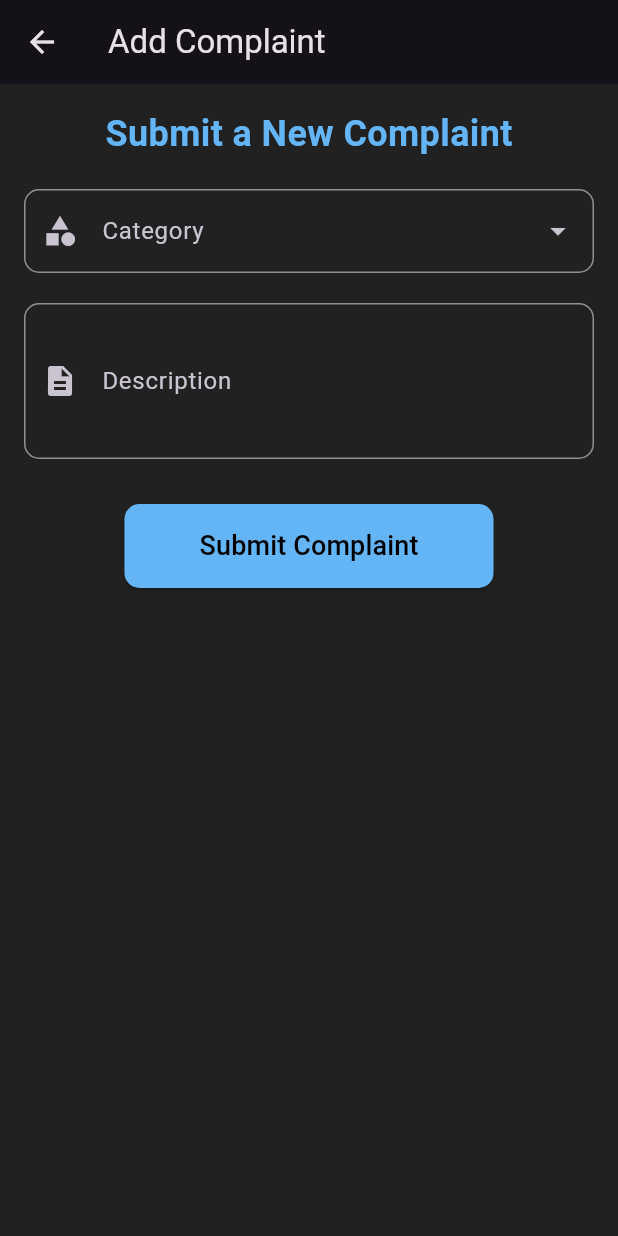
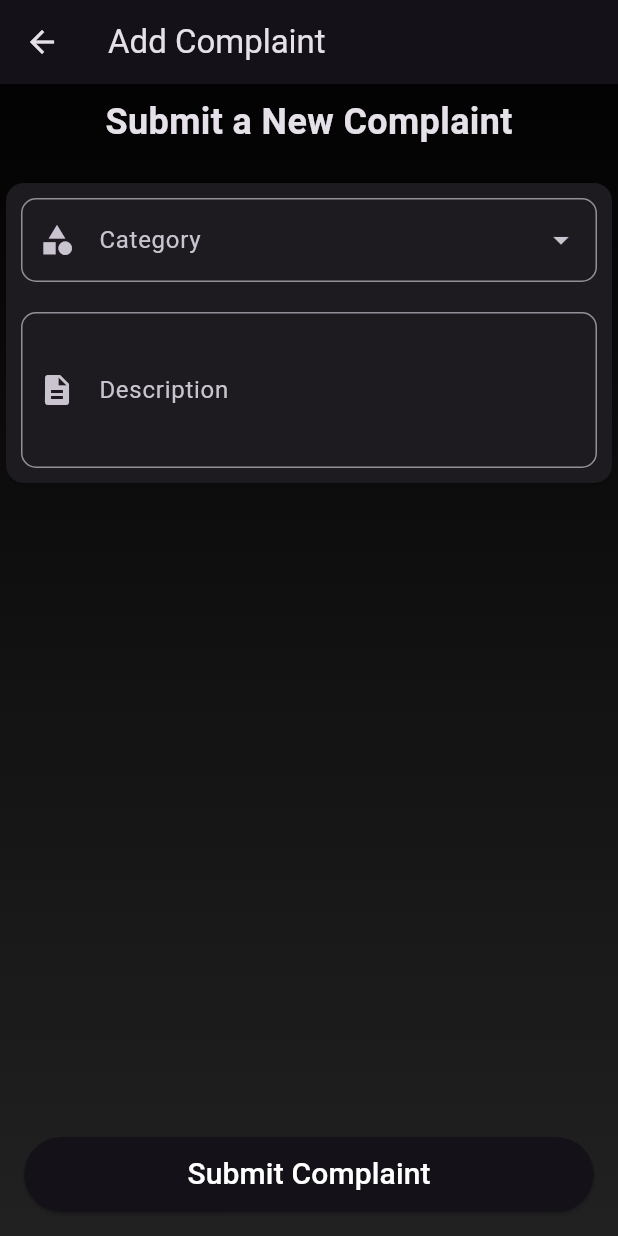
Before and after one commit to drowsy-coder/solveathon24, a Flutter app: the ComplaintFormScreen screen opened directly, on a phone screen of 412 x 824 dp. Run offline on Flutter 3.47's test engine with Material 3 defaults, Android fonts, the phone set to English and light mode, and no system bars; drawn by our look-alikes of dropdown_textfield; our stand-ins replace audioplayers, carousel_slider, cloud_firestore, firebase_auth, firebase_core, firebase_messaging and 3 more; missing offline and left inert: flutter_face_api, google_mlkit_face_detection; accounts and stored records are empty.

Commit message:
Refactor UI and import statements in complaints.dart

```diff
--- a/lib/screens/complaints.dart
+++ b/lib/screens/complaints.dart
@@ -1,8 +1,10 @@
 // ignore_for_file: use_build_context_synchronously
 
+import 'package:flutter/cupertino.dart';
 import 'package:flutter/material.dart';
 import 'package:cloud_firestore/cloud_firestore.dart';
 import 'package:dropdown_textfield/dropdown_textfield.dart';
+import 'package:flutter/widgets.dart';
 
 class ComplaintFormScreen extends StatelessWidget {
   const ComplaintFormScreen({super.key});
@@ -10,17 +12,22 @@ class ComplaintFormScreen extends StatelessWidget {
   @override
   Widget build(BuildContext context) {
     return SafeArea(
+      child: Container(
+        decoration: BoxDecoration(
+          gradient: LinearGradient(
+            begin: Alignment.topCenter,
+            end: Alignment.bottomCenter,
+            colors: [Colors.black, Colors.grey[900]!],
+          ),
+        ),
         child: Scaffold(
-        backgroundColor: Colors.grey[900],
+          backgroundColor: Colors.transparent,
+          // backgroundColor: Colors.grey[900],
           appBar: AppBar(
             title: const Text('Add Complaint'),
             elevation: 0,
           ),
-        body: const SingleChildScrollView(
-          child: Padding(
-            padding: EdgeInsets.all(16.0),
-            child: ComplaintsForm(),
-          ),
+          body: ComplaintsForm(),
         ),
       ),
     );
@@ -57,11 +64,6 @@ class _ComplaintsFormState extends State<ComplaintsForm> {
       return;
     }
 
-// Create a reference to a document
-    // final DocumentReference ref = db
-    //     .collection('Complaints_saumya')
-    //     .doc('22BCE1293${_CategoryController.text.trim()}');
-    // final DocumentSnapshot doc = await ref.get();
     int year = DateTime.now().year;
     int month = DateTime.now().month;
     int day = DateTime.now().day;
@@ -85,17 +87,37 @@ class _ComplaintsFormState extends State<ComplaintsForm> {
 
   @override
   Widget build(BuildContext context) {
+    // return Stack(
+    //   children: [
+    //     Positioned.fill(
+    //       child: Container(
+    //         decoration: BoxDecoration(
+    //           gradient: LinearGradient(
+    //             begin: Alignment.topCenter,
+    //             end: Alignment.bottomCenter,
+    //             colors: [Colors.black, Colors.grey[900]!],
+    //           ),
+    //         ),
+    //       ),
+    //     ),
     return Column(
       children: [
-        Text(
+        const Padding(
+          padding: const EdgeInsets.all(8),
+          child: Text(
             'Submit a New Complaint',
             style: TextStyle(
               fontSize: 24,
               fontWeight: FontWeight.bold,
-            color: Colors.blue[300],
             ),
           ),
-        const SizedBox(height: 20),
+        ),
+        const SizedBox(height: 12),
+        Card(
+          child: Padding(
+            padding: const EdgeInsets.all(10),
+            child: Column(
+              children: [
                 DropDownTextField(
                   controller: _categoryController,
                   clearOption: false,
@@ -125,22 +147,38 @@ class _ComplaintsFormState extends State<ComplaintsForm> {
                   ),
                   maxLines: 3,
                 ),
-        const SizedBox(height: 30),
-        ElevatedButton(
+              ],
+            ),
+          ),
+        ),
+        Expanded(
+          child: Container(),
+        ),
+        Padding(
+          padding: EdgeInsets.all(16),
+          child: ElevatedButton(
             onPressed: submitComplaint,
             style: ElevatedButton.styleFrom(
-            backgroundColor: Colors.blue[300],
-            padding: const EdgeInsets.symmetric(horizontal: 50, vertical: 15),
-            shape: RoundedRectangleBorder(
-              borderRadius: BorderRadius.circular(10),
+              backgroundColor: //Color.fromARGB(255, 56, 210, 230),
+                  Theme.of(context).primaryColor,
+              minimumSize: const Size.fromHeight(50),
+              // padding: const EdgeInsets.symmetric(horizontal: 50, vertical: 15),
+              // shape: RoundedRectangleBorder(
+              //   borderRadius: BorderRadius.circular(12),
+              // ),
+            ),
+            child: Text(
+              'Submit Complaint',
+              style: TextStyle(
+                fontSize: 20,
+                color: Colors.white,
               ),
             ),
-          child: const Text(
-            'Submit Complaint',
-            style: TextStyle(fontSize: 18, color: Colors.black),
           ),
         ),
       ],
     );
+    // ],
+    // );
   }
 }
```
Lines whose indentation alone changed are shown as unchanged.
